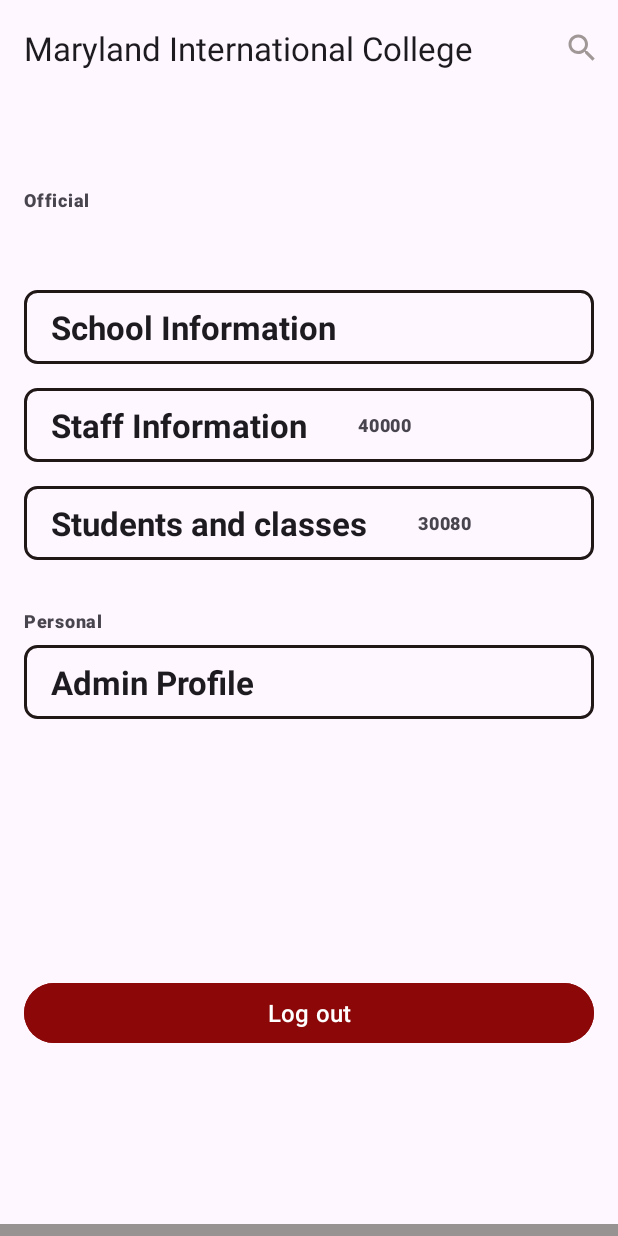
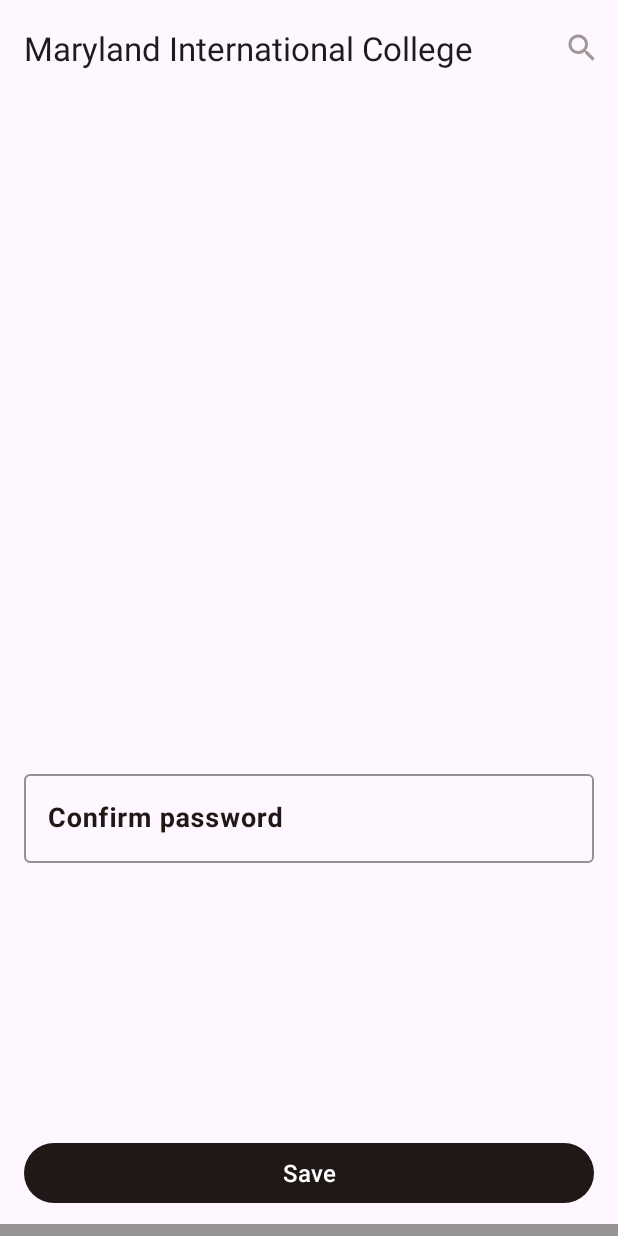
Before and after one commit to GADS2022-EduTeam14/Student-Staff-Attendance-System, an Android app: the SettingsSchoolFragment screen opened through its navigation route, after a tap on "Admin Profile", on a phone screen of 412 x 824 dp. Run offline under Robolectric (Android 15) with nearby library versions, the phone set to English and light mode, and no system bars; our stand-ins replace navigation-ui.

Commit message:
starting work on edit profile

```diff
--- a/app/src/main/java/com/andela/eduteam14/android_app/core/ui/profile/AdminProfileFragment.kt
+++ b/app/src/main/java/com/andela/eduteam14/android_app/core/ui/profile/AdminProfileFragment.kt
@@ -1,6 +1,66 @@
 package com.andela.eduteam14.android_app.core.ui.profile
 
+import android.content.Context
+import android.os.Bundle
+import android.view.LayoutInflater
+import android.view.View
+import android.view.ViewGroup
 import androidx.fragment.app.Fragment
+import androidx.fragment.app.viewModels
+import com.andela.eduteam14.android_app.core.ui.SchoolBaseActivity
+import com.andela.eduteam14.android_app.core.ui.UiAction
+import com.andela.eduteam14.android_app.core.ui.viewmodel.SchoolViewModel
+import com.andela.eduteam14.android_app.core.ui.viewmodel.SchoolViewModelFactory
+import com.andela.eduteam14.android_app.databinding.FragmentAdminProfileBinding
+import com.andela.eduteam14.android_app.databinding.FragmentSettingsSchoolBinding
 
-class AdminProfileFragment : Fragment() {
+class AdminProfileFragment : Fragment(), UiAction {
+
+    private var _binding: FragmentAdminProfileBinding? = null
+
+    private val binding get() = _binding
+
+    private val viewModel: SchoolViewModel by viewModels {
+        SchoolViewModelFactory(
+            (activity as SchoolBaseActivity).coreComponent.registry,
+            (activity as SchoolBaseActivity).coreComponent.dataSource,
+        )
+    }
+
+    override fun onAttach(context: Context) {
+        super.onAttach(context)
+
+    }
+
+    override fun onCreateView(
+        inflater: LayoutInflater,
+        container: ViewGroup?,
+        savedInstanceState: Bundle?
+    ): View? {
+        _binding = FragmentAdminProfileBinding.inflate(inflater, container, false)
+
+        return binding?.root
+    }
+
+    override fun onViewCreated(view: View, savedInstanceState: Bundle?) {
+        super.onViewCreated(view, savedInstanceState)
+        initViews()
+
+        (activity as SchoolBaseActivity).hideFab()
+
+    }
+
+    override fun initViews() {
+
+    }
+
+    override fun onDestroyComponents() {
+      _binding = null
+    }
+
+    override fun onDestroy() {
+        onDestroyComponents()
+        super.onDestroy()
+    }
+
 }
--- a/app/src/main/java/com/andela/eduteam14/android_app/core/ui/settings/SettingsSchoolFragment.kt
+++ b/app/src/main/java/com/andela/eduteam14/android_app/core/ui/settings/SettingsSchoolFragment.kt
@@ -10,6 +10,8 @@ import android.widget.LinearLayout
 import android.widget.TextView
 import androidx.fragment.app.Fragment
 import androidx.fragment.app.viewModels
+import androidx.navigation.fragment.findNavController
+import com.andela.eduteam14.android_app.R
 import com.andela.eduteam14.android_app.core.ui.SchoolBaseActivity
 import com.andela.eduteam14.android_app.core.ui.UiAction
 import com.andela.eduteam14.android_app.core.ui.auth.AuthActivity
@@ -76,7 +78,11 @@ class SettingsSchoolFragment : Fragment(), UiAction {
 
         studentAndClass.onClick { }
 
-        adminProfile.onClick { }
+        adminProfile.onClick {
+            findNavController().navigate(
+                R.id.action_settingsSchoolFragment_to_adminProfileFragment
+            )
+        }
 
         logout.onClick {
             (activity as SchoolBaseActivity).goto(
--- a/app/src/main/res/layout/fragment_admin_profile.xml
+++ b/app/src/main/res/layout/fragment_admin_profile.xml
@@ -1,12 +1,61 @@
 <?xml version="1.0" encoding="utf-8"?>
 <androidx.constraintlayout.widget.ConstraintLayout xmlns:android="http://schemas.android.com/apk/res/android"
+    xmlns:app="http://schemas.android.com/apk/res-auto"
     android:layout_width="match_parent"
-    android:layout_height="match_parent">
+    android:layout_height="match_parent"
+    xmlns:tools="http://schemas.android.com/tools">
 
-    <TextView
-        android:layout_width="match_parent"
-        android:layout_height="match_parent"
-        android:text="Admin Profile Fragment"
-        android:textSize="72sp" />
+    <com.google.android.material.textfield.TextInputLayout
+        android:id="@+id/AdminProfileFragmentAddressLayout"
+        android:layout_width="0dp"
+        android:layout_height="wrap_content"
+        android:paddingBottom="100dp"
+        android:layout_marginStart="16dp"
+        android:layout_marginEnd="16dp"
+        android:hint="@string/hint_confirm_password"
+        android:textColorHint="?attr/colorPrimary"
+        app:boxStrokeColor="?attr/colorPrimary"
+        app:boxStrokeWidth="1dp"
+        app:boxStrokeWidthFocused="1.5dp"
+        app:layout_constraintBottom_toTopOf="@+id/guideline13"
+        app:layout_constraintEnd_toEndOf="parent"
+        app:layout_constraintHorizontal_bias="0.5"
+        app:layout_constraintStart_toStartOf="parent">
+
+        <com.google.android.material.textfield.TextInputEditText
+            style="@style/TextAppearance.AppCompat.Medium"
+            android:layout_width="match_parent"
+            android:layout_height="wrap_content"
+            android:imeOptions="actionNext"
+            android:inputType="textPassword"
+            android:textColor="?attr/colorPrimary"
+            android:textStyle="bold"
+            tools:layout_editor_absoluteX="14dp"
+            tools:layout_editor_absoluteY="86dp" />
+
+    </com.google.android.material.textfield.TextInputLayout>
+
+    <Button
+        android:id="@+id/AdminProfileFragmentSaveBtn"
+        style="@style/Widget.Material3.Button"
+        android:layout_width="0dp"
+        android:layout_height="wrap_content"
+        android:layout_marginStart="16dp"
+        android:layout_marginEnd="16dp"
+        android:text="@string/save"
+        android:layout_marginTop="0dp"
+        android:textSize="16sp"
+        app:layout_constraintBottom_toBottomOf="parent"
+        app:layout_constraintEnd_toEndOf="parent"
+        app:layout_constraintHorizontal_bias="0.5"
+        app:layout_constraintStart_toStartOf="parent"
+        app:layout_constraintTop_toTopOf="@+id/guideline13" />
+
+    <androidx.constraintlayout.widget.Guideline
+        android:id="@+id/guideline13"
+        android:layout_width="wrap_content"
+        android:layout_height="wrap_content"
+        android:orientation="horizontal"
+        app:layout_constraintGuide_end="213dp" />
 
 </androidx.constraintlayout.widget.ConstraintLayout>
--- a/app/src/main/res/values/strings.xml
+++ b/app/src/main/res/values/strings.xml
@@ -46,4 +46,5 @@
     <string name="student_classes">Students and classes</string>
     <string name="staff_information">Staff Information</string>
     <string name="school_information">School Information</string>
+    <string name="save">Save</string>
 </resources>
```
